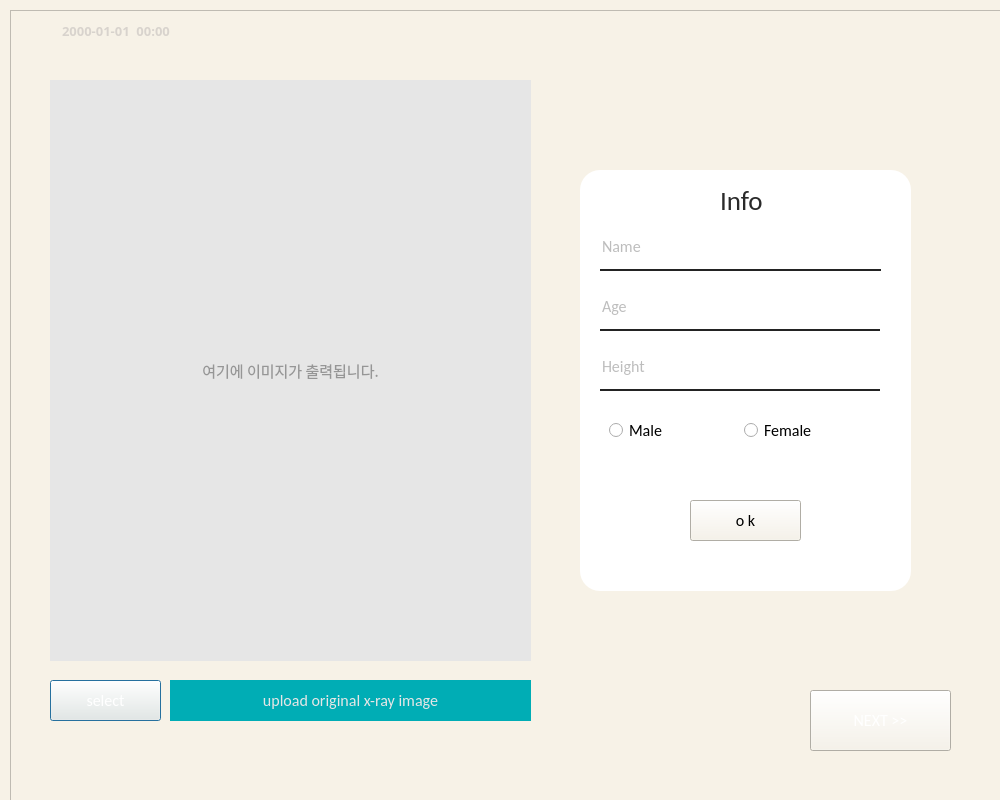
Qt form 000. 2차 플젝/boneage/dashboard1.ui (SeunghyeChae/CAKD3_tmdhey) before a commit.
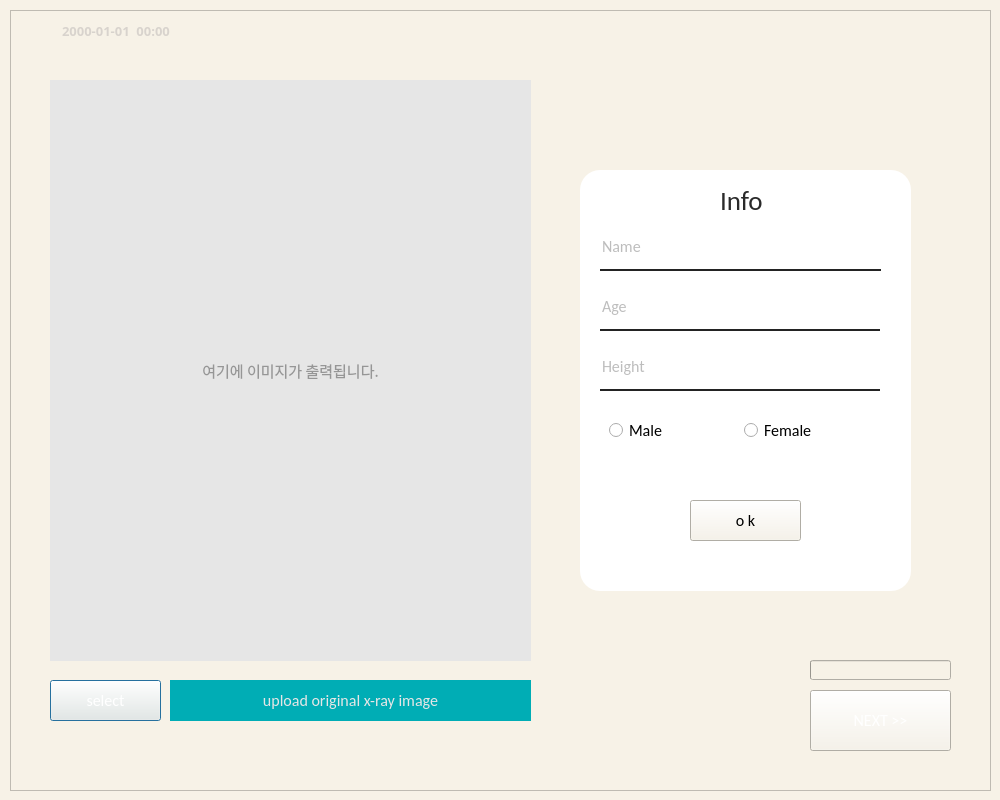
The same form after that commit. Icons and pictures are not drawn.

Patch:
```diff
--- a/000. 2차 플젝/boneage/dashboard1.ui
+++ b/000. 2차 플젝/boneage/dashboard1.ui
@@ -23,6 +23,12 @@
   <property name="styleSheet">
    <string notr="true">background-color:rgb(247, 242, 231);</string>
   </property>
+  <property name="sizeGripEnabled">
+   <bool>false</bool>
+  </property>
+  <property name="modal">
+   <bool>false</bool>
+  </property>
   <widget class="QLabel" name="input_info">
    <property name="geometry">
     <rect>
@@ -162,8 +168,8 @@
     <rect>
      <x>10</x>
      <y>10</y>
-     <width>1000</width>
-     <height>800</height>
+     <width>981</width>
+     <height>781</height>
     </rect>
    </property>
    <property name="font">
@@ -283,32 +289,6 @@
      <string>yyyy-MM-dd  hh:mm</string>
     </property>
    </widget>
-   <widget class="QLabel" name="loading_img">
-    <property name="geometry">
-     <rect>
-      <x>160</x>
-      <y>190</y>
-      <width>211</width>
-      <height>161</height>
-     </rect>
-    </property>
-    <property name="font">
-     <font>
-      <family>Calibri</family>
-      <pointsize>12</pointsize>
-     </font>
-    </property>
-    <property name="styleSheet">
-     <string notr="true">background-color: rgb(230, 230, 230);
-image: url(:/icon/loading_icon.gif);</string>
-    </property>
-    <property name="inputMethodHints">
-     <set>Qt::ImhHiddenText</set>
-    </property>
-    <property name="text">
-     <string/>
-    </property>
-   </widget>
    <widget class="QPushButton" name="img_button">
     <property name="geometry">
      <rect>
@@ -425,12 +405,77 @@
      <bool>false</bool>
     </property>
    </widget>
-   <zorder>input_img</zorder>
-   <zorder>time2</zorder>
-   <zorder>img_button</zorder>
-   <zorder>description_img</zorder>
-   <zorder>next_button</zorder>
-   <zorder>loading_img</zorder>
+   <widget class="QProgressBar" name="progressBar2">
+    <property name="enabled">
+     <bool>true</bool>
+    </property>
+    <property name="geometry">
+     <rect>
+      <x>800</x>
+      <y>650</y>
+      <width>141</width>
+      <height>20</height>
+     </rect>
+    </property>
+    <property name="sizePolicy">
+     <sizepolicy hsizetype="Expanding" vsizetype="Fixed">
+      <horstretch>0</horstretch>
+      <verstretch>0</verstretch>
+     </sizepolicy>
+    </property>
+    <property name="cursor">
+     <cursorShape>WaitCursor</cursorShape>
+    </property>
+    <property name="mouseTracking">
+     <bool>false</bool>
+    </property>
+    <property name="contextMenuPolicy">
+     <enum>Qt::DefaultContextMenu</enum>
+    </property>
+    <property name="layoutDirection">
+     <enum>Qt::LeftToRight</enum>
+    </property>
+    <property name="autoFillBackground">
+     <bool>false</bool>
+    </property>
+    <property name="inputMethodHints">
+     <set>Qt::ImhNone</set>
+    </property>
+    <property name="value">
+     <number>0</number>
+    </property>
+    <property name="textVisible">
+     <bool>false</bool>
+    </property>
+    <property name="invertedAppearance">
+     <bool>false</bool>
+    </property>
+   </widget>
+   <widget class="QLabel" name="loading_img">
+    <property name="geometry">
+     <rect>
+      <x>530</x>
+      <y>270</y>
+      <width>31</width>
+      <height>101</height>
+     </rect>
+    </property>
+    <property name="font">
+     <font>
+      <family>Calibri</family>
+      <pointsize>12</pointsize>
+     </font>
+    </property>
+    <property name="styleSheet">
+     <string notr="true"/>
+    </property>
+    <property name="inputMethodHints">
+     <set>Qt::ImhHiddenText</set>
+    </property>
+    <property name="text">
+     <string/>
+    </property>
+   </widget>
   </widget>
   <widget class="QPushButton" name="ok_button">
    <property name="geometry">
```
Left out of the diff: 75 changed lines with no effect on the pictures.
